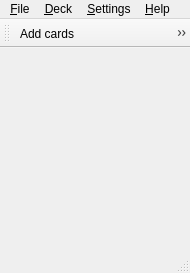
Old version of the form mnemosyne/mnemosyne/pyqt_ui/main_window.ui in the repository vasvlad/pomni.
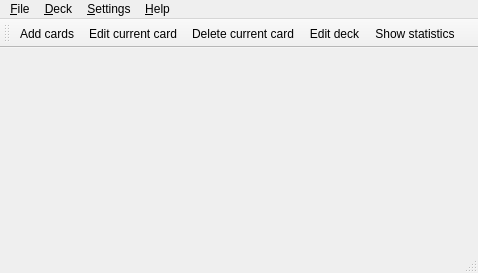
New version of the form. Icons and pictures are not drawn.

What changed in the file:
```diff
--- a/mnemosyne/mnemosyne/pyqt_ui/main_window.ui
+++ b/mnemosyne/mnemosyne/pyqt_ui/main_window.ui
@@ -5,7 +5,7 @@
    <rect>
     <x>0</x>
     <y>0</y>
-    <width>190</width>
+    <width>478</width>
     <height>273</height>
    </rect>
   </property>
@@ -22,23 +22,14 @@
    <iconset resource="mnemosyne.qrc" >
     <normaloff>:/mnemosyne/pixmaps/mnemosyne.png</normaloff>:/mnemosyne/pixmaps/mnemosyne.png</iconset>
   </property>
-  <widget class="QWidget" name="centralwidget" >
-   <property name="geometry" >
-    <rect>
-     <x>0</x>
-     <y>67</y>
-     <width>190</width>
-     <height>185</height>
-    </rect>
-   </property>
-  </widget>
+  <widget class="QWidget" name="centralwidget" />
   <widget class="QMenuBar" name="menubar" >
    <property name="geometry" >
     <rect>
      <x>0</x>
      <y>0</y>
-     <width>190</width>
-     <height>28</height>
+     <width>478</width>
+     <height>27</height>
     </rect>
    </property>
    <widget class="QMenu" name="menuFile" >
@@ -90,25 +81,8 @@
    <addaction name="menu_Settings" />
    <addaction name="menu_Help" />
   </widget>
-  <widget class="QStatusBar" name="statusbar" >
-   <property name="geometry" >
-    <rect>
-     <x>0</x>
-     <y>252</y>
-     <width>190</width>
-     <height>21</height>
-    </rect>
-   </property>
-  </widget>
+  <widget class="QStatusBar" name="statusbar" />
   <widget class="QToolBar" name="toolBar" >
-   <property name="geometry" >
-    <rect>
-     <x>0</x>
-     <y>28</y>
-     <width>190</width>
-     <height>39</height>
-    </rect>
-   </property>
    <property name="windowTitle" >
     <string>toolBar</string>
    </property>
```
